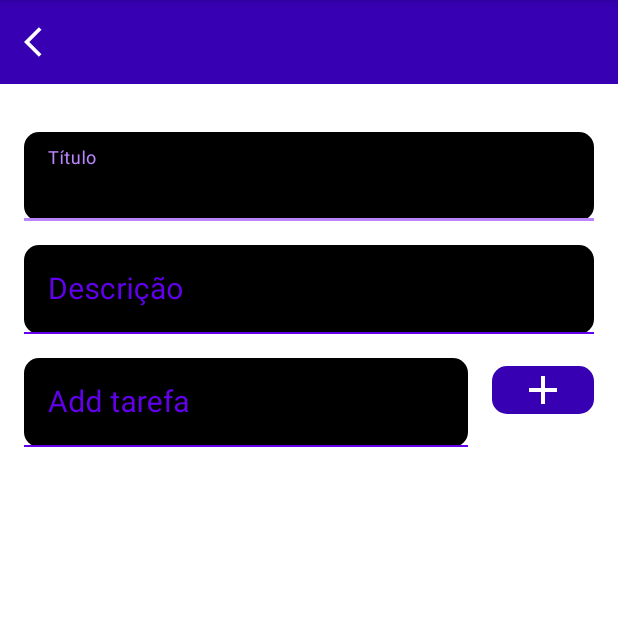
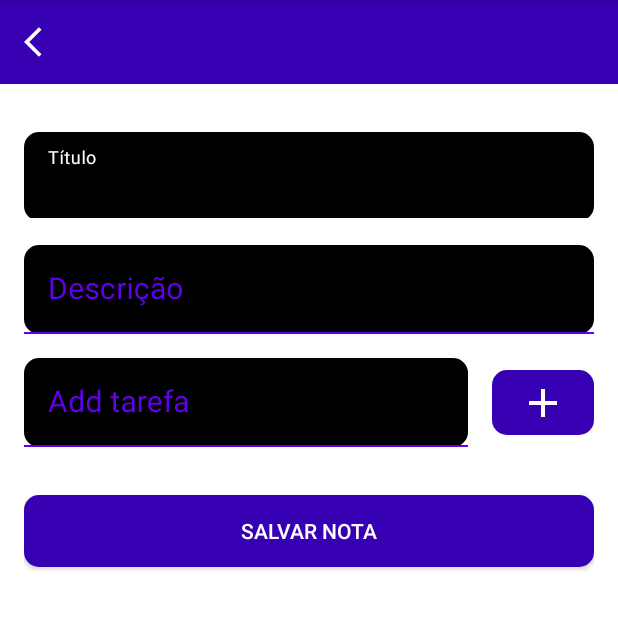
Before and after one commit to biduzilla/ricky-notas, an Android app: the screen it shows after launch (FormActivity), on a phone screen of 412 x 824 dp, the part 84-714 px from its top. Run offline under Robolectric (Android 15) with nearby library versions, the phone set to English and light mode, and no system bars.

Commit message:
form para criação de notas

```diff
--- /dev/null
+++ b/app/src/main/java/com/example/rickynotas/model/Nota.kt
@@ -0,0 +1,17 @@
+package com.example.rickynotas.model
+
+import android.os.Build
+import androidx.annotation.RequiresApi
+import java.time.LocalDateTime
+import java.util.*
+
+data class Nota @RequiresApi(Build.VERSION_CODES.O) constructor(
+    var id: String = UUID.randomUUID().toString(),
+    var titulo: String = "",
+    var descricao: String = "",
+    var tarefas: MutableList<String> = mutableListOf(),
+    var tarefasBool: MutableList<Boolean> = mutableListOf(),
+    var data: LocalDateTime = LocalDateTime.now(),
+    var finalizado:Boolean = false
+
+)
--- a/app/src/main/java/com/example/rickynotas/ui/activity/FormActivity.java
+++ /dev/null
@@ -1,16 +0,0 @@
-package com.example.rickynotas.ui.activity;
-
-import androidx.appcompat.app.AppCompatActivity;
-
-import android.os.Bundle;
-
-import com.example.rickynotas.R;
-
-public class FormActivity extends AppCompatActivity {
-
-    @Override
-    protected void onCreate(Bundle savedInstanceState) {
-        super.onCreate(savedInstanceState);
-        setContentView(R.layout.activity_form);
-    }
-}
--- /dev/null
+++ b/app/src/main/java/com/example/rickynotas/ui/activity/FormActivity.kt
@@ -0,0 +1,105 @@
+package com.example.rickynotas.ui.activity
+
+import android.content.Context
+import android.os.Build
+import android.os.Bundle
+import android.view.inputmethod.InputMethodManager
+import androidx.annotation.RequiresApi
+import androidx.appcompat.app.AppCompatActivity
+import androidx.recyclerview.widget.LinearLayoutManager
+import com.example.rickynotas.databinding.ActivityFormBinding
+import com.example.rickynotas.extension.Toast
+import com.example.rickynotas.model.Nota
+import com.example.rickynotas.ui.adapter.TarefasAdapter
+import java.time.LocalDateTime
+
+class FormActivity : AppCompatActivity() {
+    private val binding by lazy {
+        ActivityFormBinding.inflate(layoutInflater)
+    }
+    private val adapter by lazy {
+        TarefasAdapter()
+    }
+    private var count: Int = 0
+
+    @RequiresApi(Build.VERSION_CODES.O)
+    private var note = Nota(data = LocalDateTime.now())
+
+    @RequiresApi(Build.VERSION_CODES.O)
+    override fun onCreate(savedInstanceState: Bundle?) {
+        super.onCreate(savedInstanceState)
+        setContentView(binding.root)
+        configRv()
+        configClicks()
+    }
+
+    @RequiresApi(Build.VERSION_CODES.O)
+    private fun configClicks() {
+        with(binding) {
+            btnAddTarefa.setOnClickListener {
+                ocultarTeclado()
+
+                val tarefa: String = edtTarefa.text.toString().trim()
+                when {
+                    tarefa.isEmpty() -> {
+                        edtTarefa.requestFocus()
+                        edtTarefa.error = "Campo Obrigatório"
+                    }
+                    else -> {
+                        count++
+                        note.tarefas.add(tarefa)
+                        note.tarefasBool.add(false)
+                        adapter.atualiza(note.tarefas)
+                    }
+                }
+            }
+            btnSalvar.setOnClickListener {
+                ocultarTeclado()
+                verificaCampos()
+            }
+        }
+    }
+
+    @RequiresApi(Build.VERSION_CODES.O)
+    private fun configRv() {
+        with(binding) {
+            rvTarefas.adapter = adapter
+            rvTarefas.layoutManager = LinearLayoutManager(baseContext)
+            adapter.onClick = {
+                count--
+                note.tarefas.removeAt(it)
+                note.tarefasBool.removeAt(it)
+                adapter.atualiza(note.tarefas)
+            }
+        }
+    }
+
+    @RequiresApi(Build.VERSION_CODES.O)
+    private fun verificaCampos() {
+        with(binding) {
+            val titulo: String = edtTitulo.text.toString().trim()
+            val descricao: String = edtDescricao.text.toString().trim()
+            when {
+                titulo.isEmpty() -> {
+                    edtTitulo.requestFocus()
+                    edtTitulo.error = "Campo Obrigatório"
+                }
+                descricao.isEmpty() -> {
+                    edtDescricao.requestFocus()
+                    edtDescricao.error = "Campo Obrigatório"
+                }
+                else -> {
+                    note.titulo = titulo
+                    note.descricao = descricao
+                    Toast(baseContext, note.toString())
+                }
+            }
+        }
+    }
+
+    private fun ocultarTeclado() {
+        val imm =
+            getSystemService(Context.INPUT_METHOD_SERVICE) as InputMethodManager
+        imm.hideSoftInputFromWindow(binding.edtTitulo.windowToken, 0)
+    }
+}
--- a/app/src/main/res/color/text_input_box_stroke.xml
+++ b/app/src/main/res/color/text_input_box_stroke.xml
@@ -1,6 +1,6 @@
 <?xml version="1.0" encoding="utf-8"?>
 <selector xmlns:android="http://schemas.android.com/apk/res/android">
-    <item android:color="@color/purple_200" android:state_focused="true"/>
+    <item android:color="@color/white" android:state_focused="true"/>
     <item android:color="#cfc" android:state_hovered="true"/>
     <item android:color="@color/purple_500"/>
 </selector>
--- a/app/src/main/res/layout/activity_form.xml
+++ b/app/src/main/res/layout/activity_form.xml
@@ -49,7 +49,7 @@
                     android:layout_height="wrap_content"
                     android:inputType="textPersonName"
                     android:padding="16dp"
-                    android:textColor="@color/purple_200"
+                    android:textColor="@color/white"
                     android:textSize="20sp"
                     app:drawableTint="@color/text_input_box_stroke" />
             </com.google.android.material.textfield.TextInputLayout>
@@ -75,7 +75,7 @@
                     android:layout_height="wrap_content"
                     android:inputType="textPersonName"
                     android:padding="16dp"
-                    android:textColor="@color/purple_200"
+                    android:textColor="@color/white"
                     android:textSize="20sp"
                     app:drawableTint="@color/text_input_box_stroke" />
             </com.google.android.material.textfield.TextInputLayout>
@@ -83,13 +83,13 @@
             <LinearLayout
                 android:layout_width="match_parent"
                 android:layout_height="wrap_content"
+                android:layout_marginTop="16dp"
                 android:orientation="horizontal">
 
                 <com.google.android.material.textfield.TextInputLayout
                     style="@style/LoginTextInputLayoutStyle"
                     android:layout_width="match_parent"
                     android:layout_height="wrap_content"
-                    android:layout_marginTop="16dp"
                     android:layout_marginEnd="8dp"
                     android:layout_weight="1"
                     android:hint="@string/tarefa"
@@ -108,7 +108,7 @@
                         android:layout_height="wrap_content"
                         android:inputType="textPersonName"
                         android:padding="16dp"
-                        android:textColor="@color/purple_200"
+                        android:textColor="@color/white"
                         android:textSize="20sp"
                         app:drawableTint="@color/text_input_box_stroke" />
                 </com.google.android.material.textfield.TextInputLayout>
@@ -116,22 +116,33 @@
                 <ImageButton
                     android:id="@+id/btn_add_tarefa"
                     android:layout_width="match_parent"
-                    android:layout_height="wrap_content"
+                    android:layout_marginVertical="8dp"
+                    android:layout_height="match_parent"
                     android:layout_gravity="center"
-                    android:clickable="true"
                     android:layout_marginStart="8dp"
                     android:layout_weight="4"
                     android:background="@drawable/btn_press_purple"
+                    android:clickable="true"
+                    android:focusable="true"
                     android:src="@drawable/ic_add"
-                    app:tint="@color/white"
-                    android:focusable="true" />
+                    app:tint="@color/white" />
             </LinearLayout>
 
             <androidx.recyclerview.widget.RecyclerView
                 android:id="@+id/rv_tarefas"
                 android:layout_width="match_parent"
                 android:layout_height="wrap_content"
-                tools:listitem="@layout/item_tarefa"/>
+                android:layout_marginTop="16dp"
+                tools:listitem="@layout/item_tarefa" />
+
+            <android.widget.Button
+                android:id="@+id/btn_salvar"
+                android:layout_width="match_parent"
+                android:layout_height="wrap_content"
+                android:layout_marginTop="16dp"
+                android:background="@drawable/btn_press_purple"
+                android:text="@string/salvar_nota"
+                android:textColor="@color/white" />
         </LinearLayout>
 
     </ScrollView>
--- a/app/src/main/res/layout/item_tarefa.xml
+++ b/app/src/main/res/layout/item_tarefa.xml
@@ -4,6 +4,7 @@
     xmlns:tools="http://schemas.android.com/tools"
     android:layout_width="match_parent"
     android:layout_height="wrap_content"
+    android:layout_marginVertical="8dp"
     app:cardCornerRadius="10dp"
     app:cardElevation="10dp">
 
@@ -12,8 +13,8 @@
         android:layout_height="wrap_content"
         android:orientation="horizontal">
 
-        <CheckBox
-            android:id="@+id/checkBox"
+        <TextView
+            android:id="@+id/tarefa_txt"
             android:layout_width="match_parent"
             android:layout_height="wrap_content"
             android:layout_margin="16dp"
@@ -23,6 +24,7 @@
             tools:text="Painting" />
 
         <ImageButton
+            android:id="@+id/btn_remover"
             android:layout_width="match_parent"
             android:layout_height="match_parent"
             android:layout_gravity="center"
--- a/app/src/main/res/values/strings.xml
+++ b/app/src/main/res/values/strings.xml
@@ -3,4 +3,5 @@
     <string name="titulo">Título</string>
     <string name="descricao">Descrição</string>
     <string name="tarefa">Add tarefa</string>
+    <string name="salvar_nota">Salvar Nota</string>
 </resources>
```
Also changed, not shown: app/src/main/AndroidManifest.xml (+5 -7 lines), app/src/main/java/com/example/rickynotas/extension/Toast.kt (added, +8 -0 lines), app/src/main/java/com/example/rickynotas/ui/adapter/TarefasAdapter.kt (added, +52 -0 lines), app/src/main/res/color/on_press_purple.xml (deleted, +0 -11 lines).
